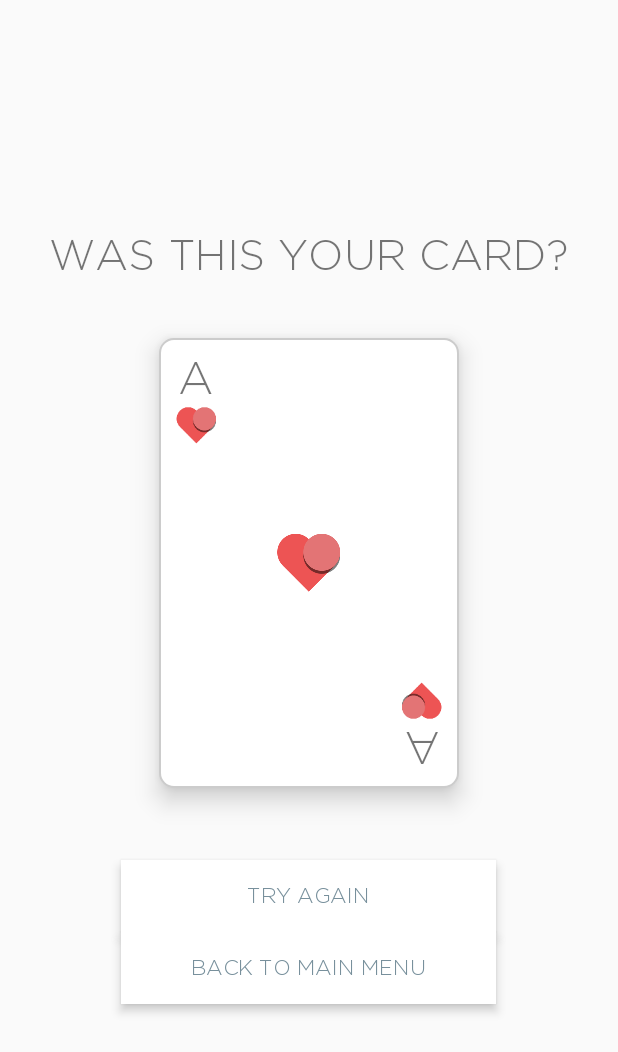
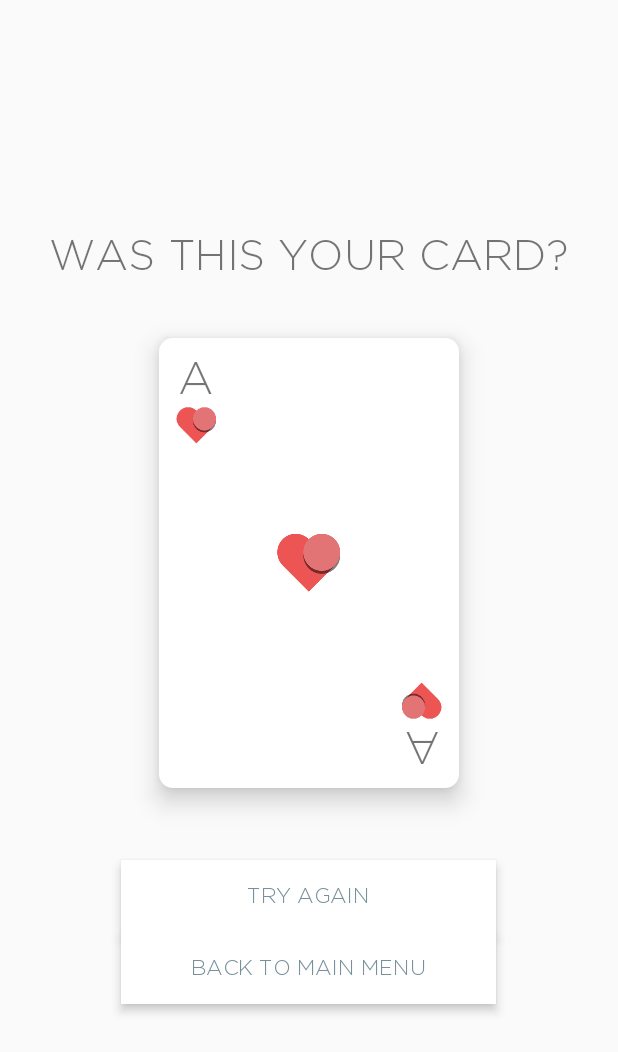
Before and after one commit to tylerbwong/CardGame, an Android app: the MagicResultActivity screen opened directly, with no data from a screen before it, on a phone screen of 412 x 824 dp. Shown: the top 1052 px of the screen. Run offline under Robolectric (Android 15) with nearby library versions, the phone set to English and light mode, and no system bars; 2 statements that could not run were skipped.

Commit message:
removed borders on cards

```diff
--- a/app/src/main/res/drawable/rounded_edges.xml
+++ b/app/src/main/res/drawable/rounded_edges.xml
@@ -1,10 +1,6 @@
 <?xml version="1.0" encoding="utf-8"?>
 <shape xmlns:android="http://schemas.android.com/apk/res/android">
     <solid android:color="#ffffffff" />
-
-    <stroke
-        android:width="1dp"
-        android:color="#cccccc" />
 
     <padding
         android:bottom="1dp"
```
